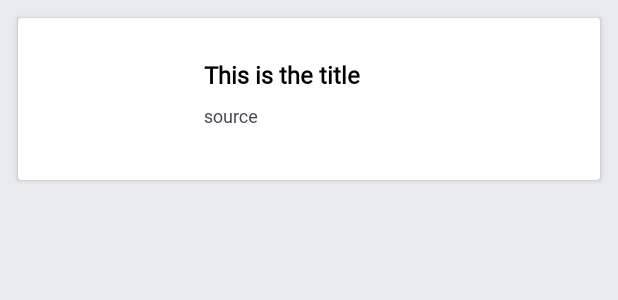
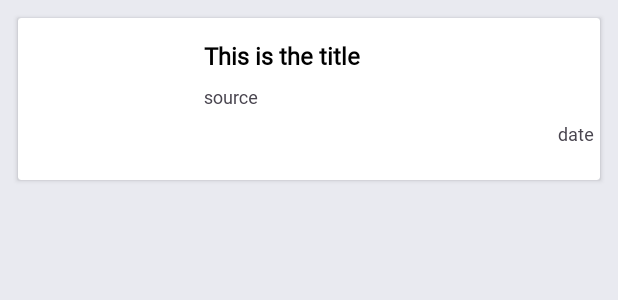
Before and after one commit to Android-Final-Project/android_news_app, an Android app: the layout news_recycler_row.xml on its own in the app's theme, with its tools: preview values and no code run, on a phone screen of 412 x 824 dp. Shown: the top 300 px of the screen. Run offline under Robolectric (Android 15) with nearby library versions, the phone set to English and light mode, and no system bars.

Commit message:
Some Fixes

```diff
--- a/MyApplication/app/build.gradle.kts
+++ b/MyApplication/app/build.gradle.kts
@@ -1,5 +1,6 @@
 plugins {
     id("com.android.application")
+    kotlin("android") version "1.7.10"
 }
 
 android {
@@ -38,6 +39,9 @@ dependencies {
     androidTestImplementation("androidx.test.espresso:espresso-core:3.5.1")
     implementation("pl.droidsonroids.gif:android-gif-drawable:1.2.28")
 
+    implementation(kotlin("stdlib"))
+    implementation("org.jetbrains.kotlin:kotlin-script-runtime:1.7.10")
+
     implementation("com.github.KwabenBerko:News-API-Java:1.0.2")
     implementation ("com.squareup.picasso:picasso:2.8")
     implementation ("com.google.android.material:material:material")
--- a/MyApplication/app/src/main/res/layout/news_recycler_row.xml
+++ b/MyApplication/app/src/main/res/layout/news_recycler_row.xml
@@ -44,6 +44,15 @@
                 android:layout_marginBottom="8dp"
                 android:id="@+id/article_source"/>
 
+            <TextView
+                android:id="@+id/article_date"
+                android:layout_width="wrap_content"
+                android:layout_height="wrap_content"
+                android:textSize="12sp"
+                android:text="date"
+                android:layout_marginBottom="8dp"
+                android:layout_gravity="end"/>
+
         </LinearLayout>
 
     </LinearLayout>
```
Also changed, not shown: MyApplication/app/src/main/java/com/example/myapplication/NewsRecyclerAdapter.java (+32 -7 lines).
